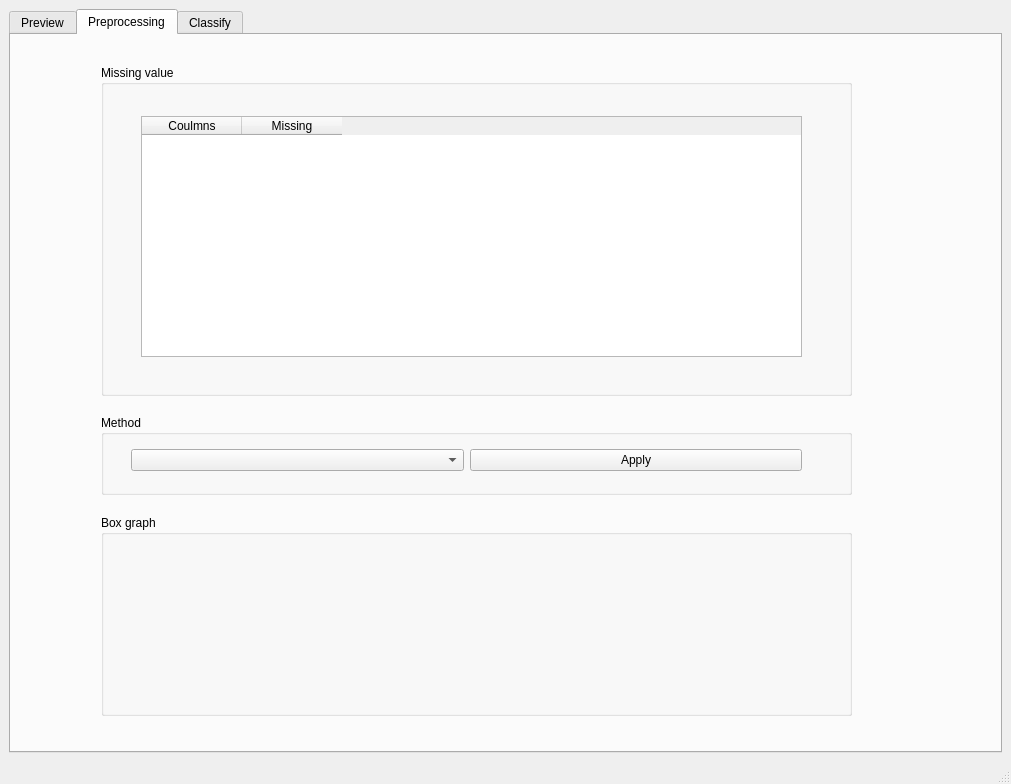
This is form.ui in jukyung-j/DataBot as Qt 5 draws it before an edit. The edited form follows.
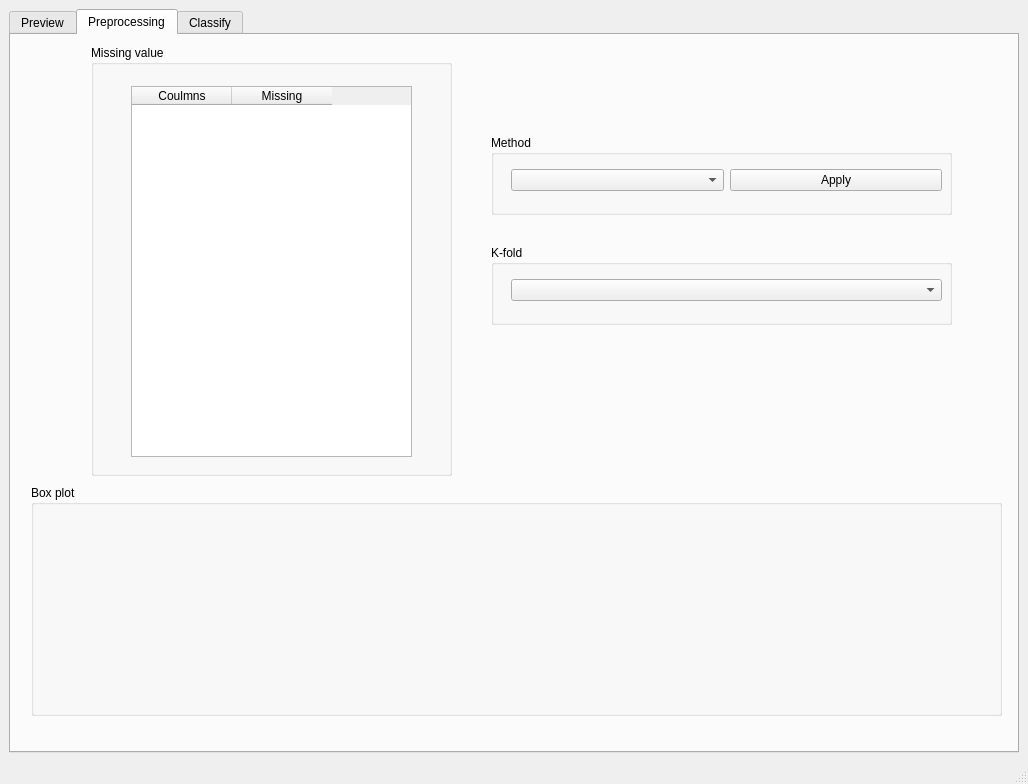
This is the edited form. The open tabs and pages were chosen to show the change.

Commit message: can not write result table while decision tree setting

Patch:
```diff
--- a/form.ui
+++ b/form.ui
@@ -6,7 +6,7 @@
    <rect>
     <x>0</x>
     <y>0</y>
-    <width>1011</width>
+    <width>1028</width>
     <height>784</height>
    </rect>
   </property>
@@ -17,6 +17,9 @@
    <layout class="QHBoxLayout" name="horizontalLayout_2">
     <item>
      <widget class="QTabWidget" name="tabWidget">
+      <property name="autoFillBackground">
+       <bool>false</bool>
+      </property>
       <property name="currentIndex">
        <number>1</number>
       </property>
@@ -213,22 +216,22 @@
        <widget class="QGroupBox" name="groupBox_8">
         <property name="geometry">
          <rect>
-          <x>90</x>
-          <y>480</y>
-          <width>751</width>
-          <height>201</height>
+          <x>20</x>
+          <y>450</y>
+          <width>971</width>
+          <height>231</height>
          </rect>
         </property>
         <property name="title">
-         <string>Box graph</string>
+         <string>Box plot</string>
         </property>
         <widget class="QWidget" name="verticalLayoutWidget_2">
          <property name="geometry">
           <rect>
-           <x>39</x>
-           <y>29</y>
-           <width>641</width>
-           <height>141</height>
+           <x>-1</x>
+           <y>19</y>
+           <width>971</width>
+           <height>211</height>
           </rect>
          </property>
          <layout class="QVBoxLayout" name="box_graph"/>
@@ -237,10 +240,10 @@
        <widget class="QGroupBox" name="groupBox_9">
         <property name="geometry">
          <rect>
-          <x>90</x>
-          <y>30</y>
-          <width>751</width>
-          <height>331</height>
+          <x>80</x>
+          <y>10</y>
+          <width>361</width>
+          <height>431</height>
          </rect>
         </property>
         <property name="title">
@@ -250,9 +253,9 @@
          <property name="geometry">
           <rect>
            <x>40</x>
-           <y>51</y>
-           <width>661</width>
-           <height>241</height>
+           <y>41</y>
+           <width>281</width>
+           <height>371</height>
           </rect>
          </property>
          <column>
@@ -270,21 +273,21 @@
        <widget class="QGroupBox" name="groupBox_10">
         <property name="geometry">
          <rect>
-          <x>90</x>
-          <y>380</y>
-          <width>751</width>
+          <x>480</x>
+          <y>100</y>
+          <width>461</width>
           <height>80</height>
          </rect>
         </property>
         <property name="title">
          <string>Method</string>
         </property>
-        <widget class="QWidget" name="">
+        <widget class="QWidget" name="layoutWidget">
          <property name="geometry">
           <rect>
-           <x>30</x>
+           <x>20</x>
            <y>20</y>
-           <width>671</width>
+           <width>431</width>
            <height>51</height>
           </rect>
          </property>
@@ -302,6 +305,34 @@
          </layout>
         </widget>
        </widget>
+       <widget class="QGroupBox" name="groupBox_11">
+        <property name="geometry">
+         <rect>
+          <x>480</x>
+          <y>210</y>
+          <width>461</width>
+          <height>80</height>
+         </rect>
+        </property>
+        <property name="title">
+         <string>K-fold</string>
+        </property>
+        <widget class="QWidget" name="layoutWidget_2">
+         <property name="geometry">
+          <rect>
+           <x>20</x>
+           <y>20</y>
+           <width>431</width>
+           <height>51</height>
+          </rect>
+         </property>
+         <layout class="QHBoxLayout" name="horizontalLayout_4">
+          <item>
+           <widget class="QComboBox" name="k_fold"/>
+          </item>
+         </layout>
+        </widget>
+       </widget>
       </widget>
       <widget class="QWidget" name="Classify">
        <attribute name="title">
```
Left out of the diff: 37 changed lines with no effect on the pictures. The commit also changes 1 other file.
